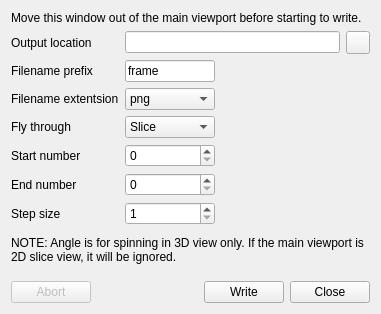
Above: freeview/DialogWriteMovieFrames.ui from freesurfer/freesurfer before the change. Below: the same form after it.
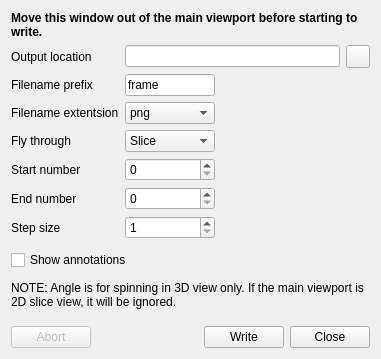
That is the form after the change. Icons and pictures are not drawn.

Commit message: fixed bug that file name numbering sometimes was wrong when writing movie frames.

Diff of the .ui file:
```diff
--- a/freeview/DialogWriteMovieFrames.ui
+++ b/freeview/DialogWriteMovieFrames.ui
@@ -19,6 +19,12 @@
    </property>
    <item>
     <widget class="QLabel" name="label_5">
+     <property name="font">
+      <font>
+       <weight>75</weight>
+       <bold>true</bold>
+      </font>
+     </property>
      <property name="text">
       <string>Move this window out of the main viewport before starting to write.</string>
      </property>
@@ -223,6 +229,29 @@
      </property>
     </spacer>
    </item>
+   <item>
+    <widget class="QCheckBox" name="checkBoxShowAnnotations">
+     <property name="text">
+      <string>Show annotations</string>
+     </property>
+    </widget>
+   </item>
+   <item>
+    <spacer name="verticalSpacer_3">
+     <property name="orientation">
+      <enum>Qt::Vertical</enum>
+     </property>
+     <property name="sizeType">
+      <enum>QSizePolicy::Fixed</enum>
+     </property>
+     <property name="sizeHint" stdset="0">
+      <size>
+       <width>20</width>
+       <height>5</height>
+      </size>
+     </property>
+    </spacer>
+   </item>
    <item>
     <widget class="QLabel" name="label_4">
      <property name="text">
```
The commit also changes 2 other files.
